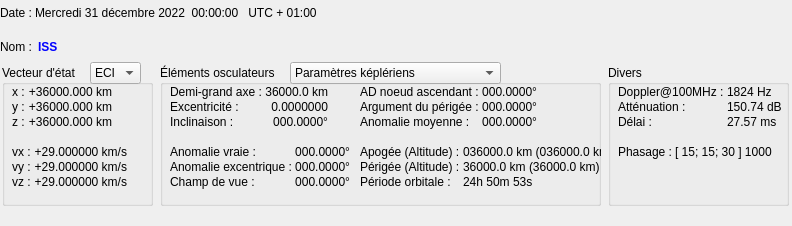
This is src/interface/onglets/osculateurs/osculateurs.ui in mconsidine/previsat_archive as Qt 5 draws it before an edit. The edited form follows.
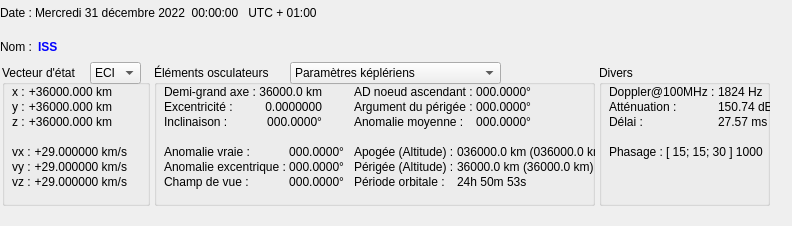
This is the edited form.

```diff
--- a/src/interface/onglets/osculateurs/osculateurs.ui
+++ b/src/interface/onglets/osculateurs/osculateurs.ui
@@ -282,7 +282,7 @@
     <rect>
      <x>2</x>
      <y>65</y>
-     <width>151</width>
+     <width>148</width>
      <height>141</height>
     </rect>
    </property>
@@ -559,7 +559,7 @@
   <widget class="QGroupBox" name="grpElementsOsculateurs">
    <property name="geometry">
     <rect>
-     <x>160</x>
+     <x>154</x>
      <y>65</y>
      <width>441</width>
      <height>141</height>
@@ -1523,9 +1523,9 @@
   <widget class="QGroupBox" name="grpSignal">
    <property name="geometry">
     <rect>
-     <x>608</x>
+     <x>599</x>
      <y>65</y>
-     <width>181</width>
+     <width>171</width>
      <height>141</height>
     </rect>
    </property>
@@ -1537,7 +1537,7 @@
      <rect>
       <x>10</x>
       <y>20</y>
-      <width>171</width>
+      <width>161</width>
       <height>52</height>
      </rect>
     </property>
```
